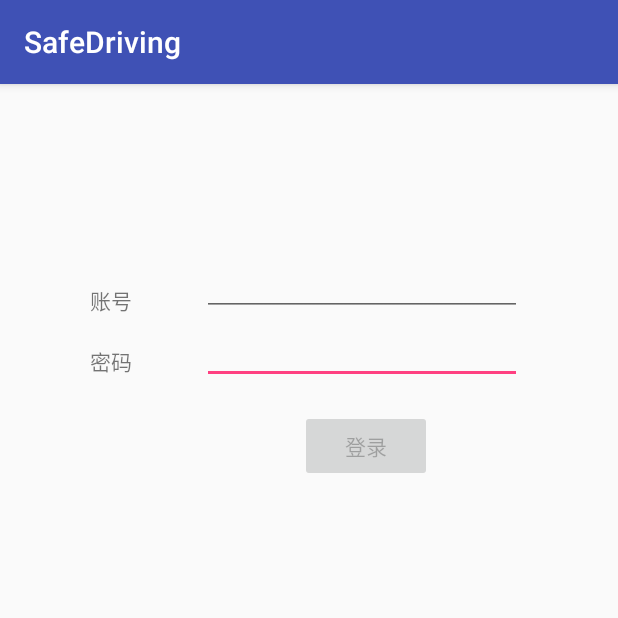
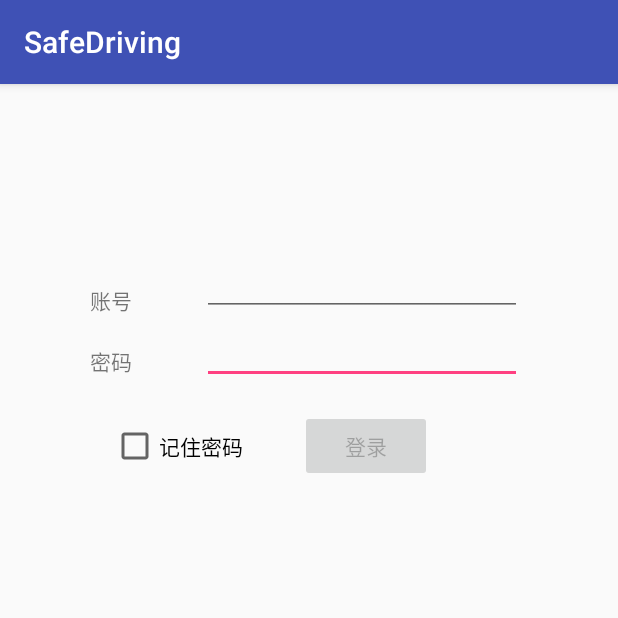
Before and after one commit to PPcao/SafeDriving, an Android app: the screen it shows after launch (LoginLayoutActivity), on a phone screen of 412 x 824 dp, the top half of it. Run offline under Robolectric (Android 15) with nearby library versions, the phone set to English and light mode, and no system bars.

Commit message:
Fourth commit: add remember account and password.

```diff
--- a/app/src/main/java/com/android/safedriving/LoginLayoutActivity.java
+++ b/app/src/main/java/com/android/safedriving/LoginLayoutActivity.java
@@ -1,7 +1,9 @@
 package com.android.safedriving;
 
 import android.content.Intent;
+import android.content.SharedPreferences;
 import android.os.AsyncTask;
+import android.preference.PreferenceManager;
 import android.support.v7.app.AppCompatActivity;
 import android.os.Bundle;
 import android.text.Editable;
@@ -10,6 +12,7 @@ import android.text.TextWatcher;
 import android.util.Log;
 import android.view.View;
 import android.widget.Button;
+import android.widget.CheckBox;
 import android.widget.EditText;
 import android.widget.Toast;
 
@@ -34,17 +37,30 @@ public class LoginLayoutActivity extends AppCompatActivity {
     private EditText accountEdit;
     private EditText passwordEdit;
     private Button loginButton;
-//    private TextView resultTV;
+    private CheckBox remmberPasswordCheckBox;
+
+    private SharedPreferences pref;
+    private SharedPreferences.Editor editor;
 
     @Override
     protected void onCreate(Bundle savedInstanceState) {
         super.onCreate(savedInstanceState);
         setContentView(R.layout.login_layout);
 
+        pref = PreferenceManager.getDefaultSharedPreferences(this);
         accountEdit = (EditText) findViewById(R.id.loginAccount_editText);
         passwordEdit = (EditText) findViewById(R.id.loginPassword_editText);
         loginButton = (Button) findViewById(R.id.login_button);
-//        resultTV = (TextView) findViewById(R.id.result_textView) ;
+        remmberPasswordCheckBox = (CheckBox) findViewById(R.id.rememberPassword_checkBox);
+
+        boolean isRemember = pref.getBoolean("remember_password",false);
+        if(isRemember){
+            String account = pref.getString("account","");
+            String password = pref.getString("password","");
+            accountEdit.setText(account);
+            passwordEdit.setText(password);
+            remmberPasswordCheckBox.setChecked(true);
+        }
 
         /**
          * 监听EditText控件，都不为空时，登录按钮才可点击。
@@ -115,7 +131,16 @@ public class LoginLayoutActivity extends AppCompatActivity {
 //                    Toast.makeText(LoginLayoutActivity.this,"账号或密码错误，请重新输入！",Toast.LENGTH_SHORT).show();
 //                }
                 if(! isEmpty(account) && !isEmpty(password)){
-                    Toast.makeText(LoginLayoutActivity.this,"正在登录...",Toast.LENGTH_SHORT).show();
+                    editor = pref.edit();
+                    if(remmberPasswordCheckBox.isChecked()){
+                        editor.putBoolean("remember_password", true);
+                        editor.putString("account", account);
+                        editor.putString("password", password);
+                    }else{
+                        editor.clear();
+                    }
+                    editor.apply();
+//                    Toast.makeText(LoginLayoutActivity.this,"正在登录...",Toast.LENGTH_SHORT).show();
                     login(account,password);
                 }
             }
--- a/app/src/main/res/layout/login_layout.xml
+++ b/app/src/main/res/layout/login_layout.xml
@@ -51,9 +51,19 @@
         android:layout_marginTop="217dp"
         android:text="登录"
         android:enabled="false"/>
+
     <TextView
         android:id="@+id/result_textView"
         android:layout_width="wrap_content"
         android:layout_height="wrap_content"
         android:layout_alignBottom="@+id/login_button"/>
+
+    <CheckBox
+        android:id="@+id/rememberPassword_checkBox"
+        android:layout_width="wrap_content"
+        android:layout_height="wrap_content"
+        android:layout_alignBaseline="@+id/login_button"
+        android:layout_alignParentStart="true"
+        android:layout_marginStart="74dp"
+        android:text="记住密码" />
 </RelativeLayout>
```
